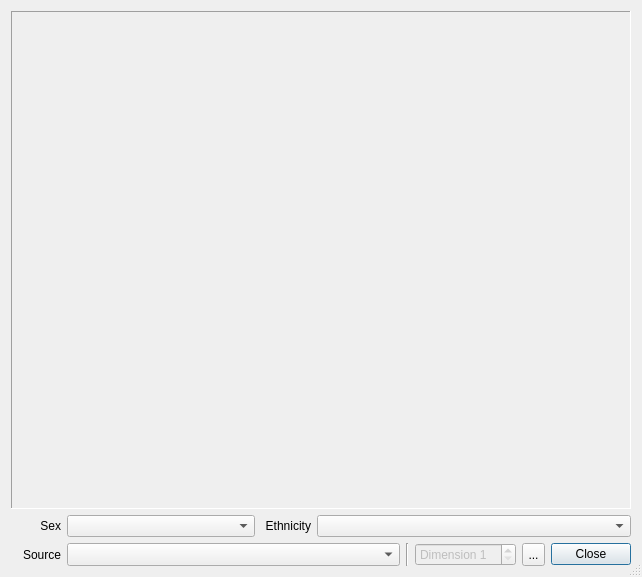
Before: the Qt Designer form forms/ChartDialog.ui in frontiersi/FaceTools, drawn with Qt 5.
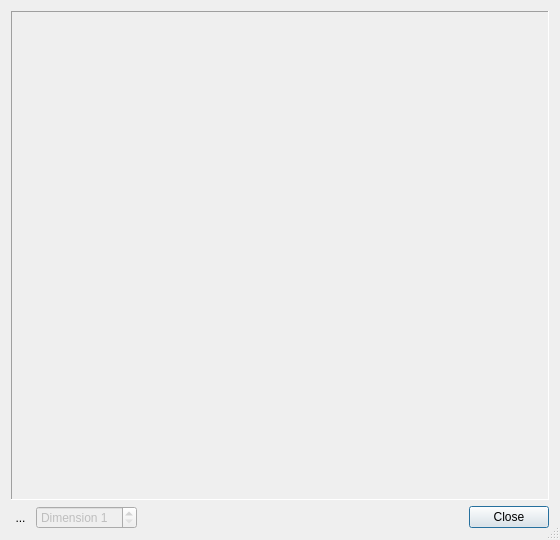
After: the same form once the commit is applied. Icons and pictures are not drawn.

What changed in the file:
```diff
--- a/forms/ChartDialog.ui
+++ b/forms/ChartDialog.ui
@@ -6,8 +6,8 @@
    <rect>
     <x>0</x>
     <y>0</y>
-    <width>642</width>
-    <height>577</height>
+    <width>560</width>
+    <height>540</height>
    </rect>
   </property>
   <property name="windowTitle">
@@ -16,7 +16,7 @@
   <property name="sizeGripEnabled">
    <bool>true</bool>
   </property>
-  <layout class="QVBoxLayout" name="verticalLayout" stretch="1,0,0">
+  <layout class="QVBoxLayout" name="verticalLayout" stretch="1,0">
    <item>
     <widget class="QFrame" name="frame">
      <property name="frameShape">
@@ -45,152 +45,24 @@
     </widget>
    </item>
    <item>
-    <layout class="QHBoxLayout" name="horizontalLayout_2" stretch="0,3,0,5">
+    <layout class="QHBoxLayout" name="horizontalLayout">
      <item>
-      <widget class="QLabel" name="label_2">
-       <property name="minimumSize">
-        <size>
-         <width>50</width>
-         <height>0</height>
-        </size>
-       </property>
-       <property name="text">
-        <string>Sex</string>
-       </property>
-       <property name="alignment">
-        <set>Qt::AlignRight|Qt::AlignTrailing|Qt::AlignVCenter</set>
-       </property>
-      </widget>
-     </item>
-     <item>
-      <widget class="QComboBox" name="sexComboBox">
+      <widget class="QToolButton" name="saveButton">
        <property name="sizePolicy">
         <sizepolicy hsizetype="Preferred" vsizetype="Preferred">
          <horstretch>0</horstretch>
          <verstretch>0</verstretch>
         </sizepolicy>
        </property>
-       <property name="minimumSize">
-        <size>
-         <width>100</width>
-         <height>0</height>
-        </size>
-       </property>
-      </widget>
-     </item>
-     <item>
-      <widget class="QLabel" name="label">
-       <property name="minimumSize">
-        <size>
-         <width>50</width>
-         <height>0</height>
-        </size>
-       </property>
-       <property name="text">
-        <string>Ethnicity</string>
-       </property>
-       <property name="alignment">
-        <set>Qt::AlignRight|Qt::AlignTrailing|Qt::AlignVCenter</set>
-       </property>
-      </widget>
-     </item>
-     <item>
-      <widget class="QComboBox" name="ethnicityComboBox">
-       <property name="sizePolicy">
-        <sizepolicy hsizetype="Preferred" vsizetype="Preferred">
-         <horstretch>0</horstretch>
-         <verstretch>0</verstretch>
-        </sizepolicy>
-       </property>
-       <property name="minimumSize">
-        <size>
-         <width>170</width>
-         <height>0</height>
-        </size>
-       </property>
-       <property name="toolTip">
-        <string/>
-       </property>
-      </widget>
-     </item>
-    </layout>
-   </item>
-   <item>
-    <layout class="QHBoxLayout" name="horizontalLayout" stretch="0,1,0,0,0,0">
-     <item>
-      <widget class="QLabel" name="label_3">
-       <property name="minimumSize">
-        <size>
-         <width>50</width>
-         <height>0</height>
-        </size>
-       </property>
-       <property name="text">
-        <string>Source</string>
-       </property>
-       <property name="alignment">
-        <set>Qt::AlignRight|Qt::AlignTrailing|Qt::AlignVCenter</set>
-       </property>
-      </widget>
-     </item>
-     <item>
-      <widget class="QComboBox" name="sourceComboBox">
-       <property name="sizePolicy">
-        <sizepolicy hsizetype="Ignored" vsizetype="Preferred">
-         <horstretch>0</horstretch>
-         <verstretch>0</verstretch>
-        </sizepolicy>
-       </property>
-       <property name="toolTip">
-        <string>Select the data source for this metric.</string>
-       </property>
-       <property name="whatsThis">
-        <string>Growth curve norms have been established by different researchers over the years for different demographic cohorts. Choose the source of the data here. If the source also provides a breakdown of the data by ethnic group and/or sex, these can be selected below.</string>
-       </property>
-      </widget>
-     </item>
-     <item>
-      <widget class="Line" name="line">
-       <property name="orientation">
-        <enum>Qt::Vertical</enum>
-       </property>
-      </widget>
-     </item>
-     <item>
-      <widget class="QSpinBox" name="dimensionSpinBox">
-       <property name="enabled">
-        <bool>false</bool>
-       </property>
-       <property name="sizePolicy">
-        <sizepolicy hsizetype="Preferred" vsizetype="Preferred">
-         <horstretch>0</horstretch>
-         <verstretch>0</verstretch>
-        </sizepolicy>
-       </property>
-       <property name="prefix">
-        <string>Dimension </string>
-       </property>
-       <property name="minimum">
-        <number>1</number>
-       </property>
-      </widget>
-     </item>
-     <item>
-      <widget class="QToolButton" name="saveImageButton">
-       <property name="sizePolicy">
-        <sizepolicy hsizetype="MinimumExpanding" vsizetype="MinimumExpanding">
-         <horstretch>0</horstretch>
-         <verstretch>0</verstretch>
-        </sizepolicy>
-       </property>
-       <property name="maximumSize">
-        <size>
-         <width>23</width>
-         <height>23</height>
-        </size>
-       </property>
-       <property name="toolTip">
-        <string>Save the displayed chart as an image.</string>
+       <property name="styleSheet">
+        <string notr="true">QToolButton{
+	border: none;
+}
+QToolButton:hover{
+    border: 1px inset gray;
+	border-radius: 4px;
+}
+</string>
        </property>
        <property name="text">
         <string>...</string>
@@ -207,6 +79,25 @@
        </property>
       </widget>
      </item>
+     <item>
+      <widget class="QSpinBox" name="dimensionSpinBox">
+       <property name="enabled">
+        <bool>false</bool>
+       </property>
+       <property name="sizePolicy">
+        <sizepolicy hsizetype="Preferred" vsizetype="Preferred">
+         <horstretch>0</horstretch>
+         <verstretch>0</verstretch>
+        </sizepolicy>
+       </property>
+       <property name="prefix">
+        <string>Dimension </string>
+       </property>
+       <property name="minimum">
+        <number>1</number>
+       </property>
+      </widget>
+     </item>
      <item>
       <widget class="QDialogButtonBox" name="buttonBox">
        <property name="sizePolicy">
```
